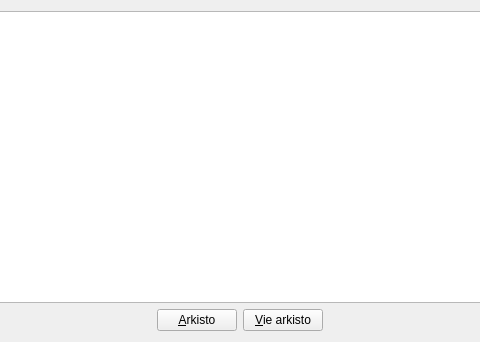
The window that kitupiikki/arkisto/arkisto.ui (artoh/kitupiikki) describes before a commit, drawn with Qt 5; both pictures show x 373 to 853 and y 0 to 342 of the 1110 by 342 pixel window.
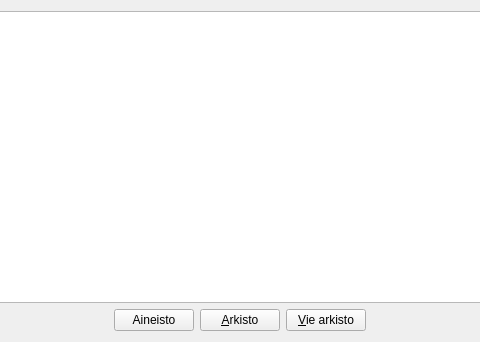
The same window after the commit. Icons and pictures are not drawn.

What changed in the file:
```diff
--- a/kitupiikki/arkisto/arkisto.ui
+++ b/kitupiikki/arkisto/arkisto.ui
@@ -87,6 +87,17 @@
        </property>
       </spacer>
      </item>
+     <item>
+      <widget class="QPushButton" name="aineistoNappi">
+       <property name="text">
+        <string>Aineisto</string>
+       </property>
+       <property name="icon">
+        <iconset resource="../pic/pic.qrc">
+         <normaloff>:/pic/Paivakirja64.png</normaloff>:/pic/Paivakirja64.png</iconset>
+       </property>
+      </widget>
+     </item>
      <item>
       <widget class="QPushButton" name="arkistoNappi">
        <property name="text">
```
